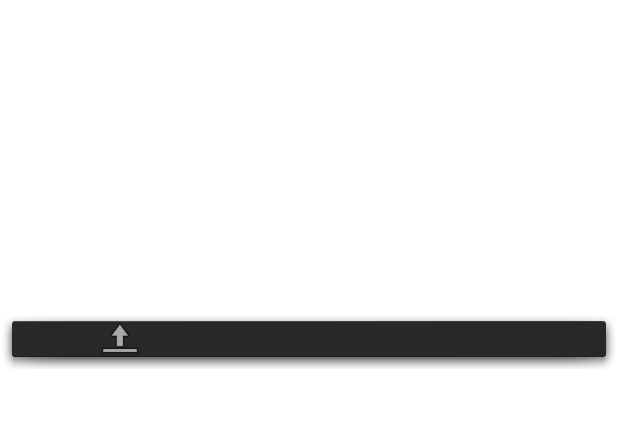
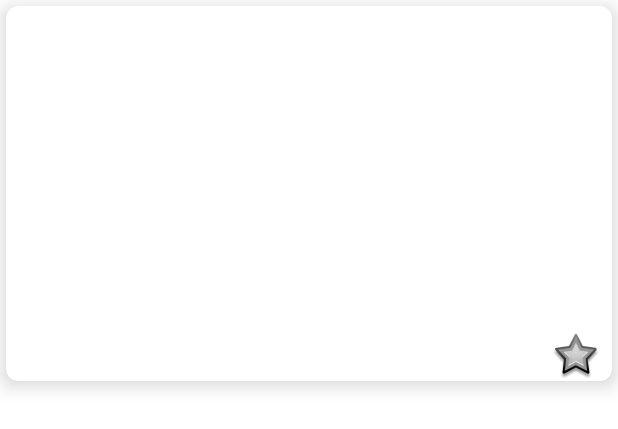
Before and after one commit to Flatot/Epicture, an Android app: the layout item_search_cardview.xml on its own in the app's theme, with its tools: preview values and no code run, on a phone screen of 412 x 824 dp. Shown: the top 429 px of the screen. Run offline under Robolectric (Android 15) with nearby library versions, the phone set to English and light mode, and no system bars.

Commit message:
redesign CardView and fix somes features on the searchView

```diff
--- a/app/src/main/java/com/epitech/flatot/epicture/Views/BottomNavActivity.kt
+++ b/app/src/main/java/com/epitech/flatot/epicture/Views/BottomNavActivity.kt
@@ -45,8 +45,8 @@ class BottomNavActivity : AppCompatActivity() {
             }
             R.id.navigation_search -> {
                 //message.setText(R.string.title_dashboard)
-                val fragment = SearchFragment.newInstance(access_token!!)
-                createFragment(fragment)
+                //val fragment = SearchFragment.newInstance(access_token!!)
+                createFragment(mySearchFragment as Fragment)
                 return@OnNavigationItemSelectedListener true
             }
             R.id.navigation_favoris -> {
--- a/app/src/main/res/layout/item_search_cardview.xml
+++ b/app/src/main/res/layout/item_search_cardview.xml
@@ -1,62 +1,39 @@
 <?xml version="1.0" encoding="utf-8"?>
-<android.support.constraint.ConstraintLayout
+<android.support.v7.widget.CardView
     xmlns:android="http://schemas.android.com/apk/res/android"
     xmlns:app="http://schemas.android.com/apk/res-auto"
     xmlns:tools="http://schemas.android.com/tools"
     android:layout_width="match_parent"
+    android:layout_margin="4dp"
     android:layout_height="250dp"
     app:cardElevation="8dp"
-    app:cardCornerRadius="8dp"
-    android:layout_marginBottom="4dp">
+    app:cardCornerRadius="8dp">
+
+    <android.support.constraint.ConstraintLayout
+        xmlns:app="http://schemas.android.com/apk/res-auto"
+        android:layout_width="match_parent"
+        android:layout_height="match_parent" >
 
         <ImageView
             android:id="@+id/img_imgur2"
             android:layout_width="match_parent"
-        android:layout_height="wrap_content"
-        android:layout_marginStart="8dp"
-        android:layout_marginLeft="8dp"
-        android:layout_marginTop="8dp"
-        android:layout_marginEnd="8dp"
-        android:layout_marginRight="8dp"
-        app:layout_constraintBottom_toTopOf="@+id/footerViewCardview"
+            android:layout_height="match_parent"
+            app:layout_constraintBottom_toBottomOf="parent"
             app:layout_constraintEnd_toEndOf="parent"
             app:layout_constraintHorizontal_bias="0.0"
             app:layout_constraintStart_toStartOf="parent"
-        app:layout_constraintTop_toTopOf="parent"
-        app:layout_constraintVertical_bias="1.0" />
-
-    <ImageView
-        android:id="@+id/footerViewCardview"
-        android:layout_width="match_parent"
-        android:layout_height="wrap_content"
-        android:layout_marginBottom="4dp"
-        android:background="@android:drawable/dialog_holo_dark_frame"
-        app:layout_constraintBottom_toBottomOf="parent"
-        app:layout_constraintStart_toEndOf="@+id/imageButton" />
-
-    <ImageButton
-        android:id="@+id/imageButton"
-        android:layout_width="wrap_content"
-        android:layout_height="wrap_content"
-        android:layout_marginStart="64dp"
-        android:layout_marginLeft="64dp"
-        android:layout_marginTop="8dp"
-        android:layout_marginBottom="8dp"
-        android:background="@android:drawable/ic_menu_upload"
-        app:layout_constraintBottom_toBottomOf="parent"
-        app:layout_constraintStart_toStartOf="parent"
-        app:layout_constraintTop_toTopOf="parent"
-        app:layout_constraintVertical_bias="1.0" />
+            app:layout_constraintTop_toTopOf="parent" />
 
         <ImageButton
             android:id="@+id/favorite2"
             android:layout_width="wrap_content"
             android:layout_height="wrap_content"
-        android:layout_marginEnd="64dp"
-        android:layout_marginRight="64dp"
-        android:layout_marginBottom="4dp"
-        android:background="@android:drawable/btn_star_big_off"
-        app:layout_constraintBottom_toBottomOf="@+id/footerViewCardview"
-        app:layout_constraintEnd_toEndOf="@+id/footerViewCardview" />
+            android:layout_marginEnd="8dp"
+            android:layout_marginRight="8dp"
+            android:background="@android:drawable/star_big_off"
+            app:layout_constraintBottom_toBottomOf="parent"
+            app:layout_constraintEnd_toEndOf="parent" />
 
     </android.support.constraint.ConstraintLayout>
+
+</android.support.v7.widget.CardView>
--- a/app/src/main/res/values/colors.xml
+++ b/app/src/main/res/values/colors.xml
@@ -6,6 +6,7 @@
     <color name="colorWhite">#ffffff</color>
     <color name="colorGrey">#786f6f</color>
     <color name="colorBlack">#000000</color>
+    <color name="colorCardViewLegend">#A3A3A3</color>
     <color name="blue">#ffb700</color>
     <color name="yellow">#ffb700</color>
     <color name="red_dark">#a30202</color>
```
Also changed, not shown: app/src/main/java/com/epitech/flatot/epicture/Views/FragmentBottom/SearchFragment.kt (+11 -4 lines), app/src/main/res/layout/fragment_search.xml (+5 -6 lines), app/src/main/res/layout/item_cardview.xml (+15 -42 lines). Lines whose indentation alone changed are shown as unchanged.
